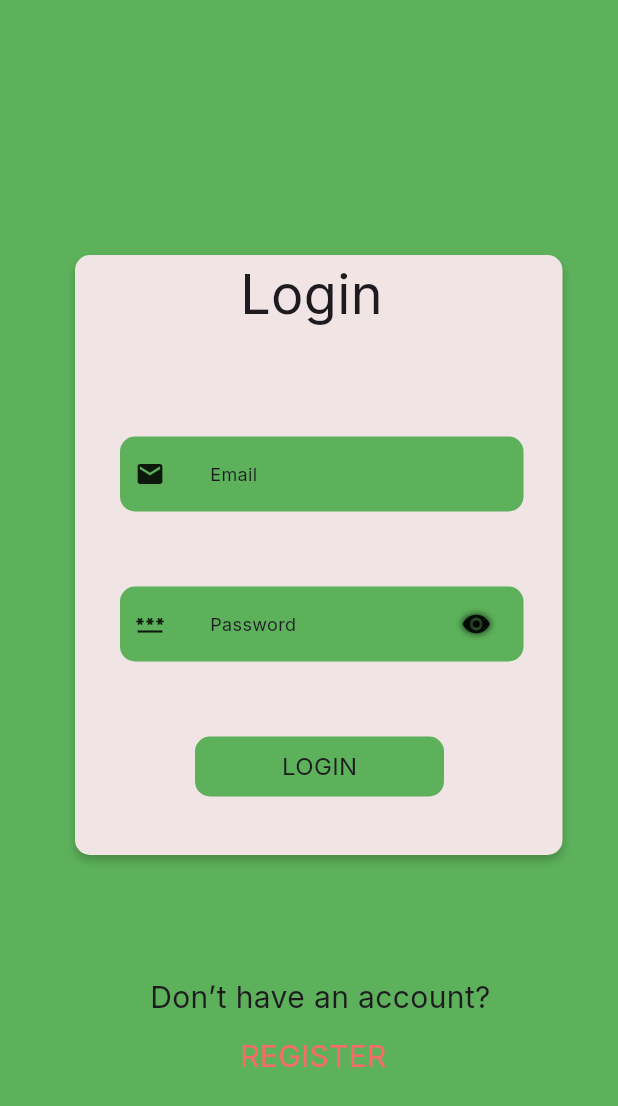
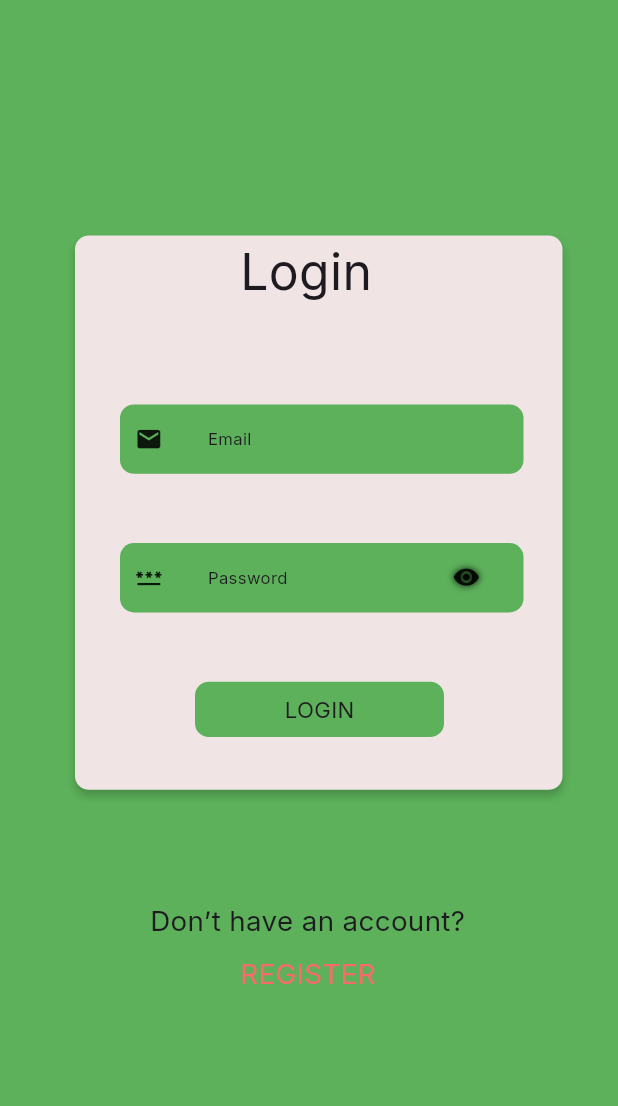
Before and after one commit to noorafathima419/pet_clinic, a Flutter app: the AdminLogin screen opened directly, on a phone screen of 412 x 824 dp. Shown: the top 1106 px of the screen. Run offline on Flutter 3.47's test engine with Material 3 defaults, Android fonts, the phone set to English and light mode, and no system bars; our stand-ins replace flutter_screenutil, google_fonts, intl_phone_field.

Commit message:
10/04/2025

```diff
--- a/lib/Admin/Admin_login.dart
+++ b/lib/Admin/Admin_login.dart
@@ -1,5 +1,6 @@
 import 'package:flutter/cupertino.dart';
 import 'package:flutter/material.dart';
+import 'package:flutter_screenutil/flutter_screenutil.dart';
 import 'package:google_fonts/google_fonts.dart';
 
 class AdminLogin extends StatefulWidget {
@@ -12,60 +13,59 @@ class AdminLogin extends StatefulWidget {
 class _AdminLoginState extends State<AdminLogin> {
   @override
   Widget build(BuildContext context) {
-    return  Scaffold(
-        backgroundColor: Color(0xff5CB15A),
+    return  Scaffold( backgroundColor: Color(0xff5CB15A),
         body: Container(
           child: Column(children: [
             Row(
               children: [
                 Padding(
-                  padding: EdgeInsets.only(top: 170, left: 50),
+                  padding: EdgeInsets.only(top: 170.h, left: 50.w),
                   child: Container(
                       child: Column(
                         children: [
                           Row(
                             children: [
                               Padding(
-                                  padding: EdgeInsets.only(left: 110),
+                                  padding: EdgeInsets.only(left: 110.w),
                                   child: Text(
                                     "Login",
-                                    style: GoogleFonts.inter(fontSize: 36),
+                                    style: GoogleFonts.inter(fontSize: 36.sp),
                                   ))
                             ],
                           ),
                           Row(
                             children: [
                               Padding(
-                                padding: EdgeInsets.only(left: 30, top: 70),
+                                padding: EdgeInsets.only(left: 30.w, top: 70.h),
                                 child: Container(
                                   child: Row(
                                     children: [
                                       Padding(
-                                        padding: EdgeInsets.only(left: 10),
+                                        padding: EdgeInsets.only(left: 10.w),
                                         child: Icon(
                                           Icons.email,
-                                          size: 20,
+                                          size: 20.sp,
                                         ),
                                       ),
                                       Padding(
-                                        padding: EdgeInsets.only(left: 30),
+                                        padding: EdgeInsets.only(left: 30.w),
                                         child: Row(
                                           children: [
                                             Text(
                                               "Email",
                                               style: GoogleFonts.inter(
-                                                  fontSize: 12),
+                                                  fontSize: 12.sp),
                                             ),
                                           ],
                                         ),
                                       )
                                     ],
                                   ),
-                                  width: 269,
-                                  height: 50,
+                                  width: 269.w,
+                                  height: 50.h,
                                   decoration: BoxDecoration(
                                       color: Color(0xff5CB15A),
-                                      borderRadius: BorderRadius.circular(10)),
+                                      borderRadius: BorderRadius.circular(10.r)),
                                 ),
                               )
                             ],
@@ -73,36 +73,36 @@ class _AdminLoginState extends State<AdminLogin> {
                           Row(
                             children: [
                               Padding(
-                                padding: EdgeInsets.only(left: 30, top: 50),
+                                padding: EdgeInsets.only(left: 30.w, top: 50.h),
                                 child: Container(
                                   child: Row(
                                     children: [
                                       Padding(
-                                        padding: EdgeInsets.only(left: 10),
+                                        padding: EdgeInsets.only(left: 10.w),
                                         child: Icon(
                                           Icons.password,
-                                          size: 20,
+                                          size: 20.sp,
                                         ),
                                       ),
                                       Padding(
-                                        padding: EdgeInsets.only(left: 30),
+                                        padding: EdgeInsets.only(left: 30.w),
                                         child: Row(
                                           children: [
                                             Text(
                                               "Password",
                                               style: GoogleFonts.inter(
-                                                  fontSize: 12),
+                                                  fontSize: 12.sp),
                                             ),
                                             Row(
                                               children: [
                                                 Padding(
                                                   padding: EdgeInsets.only(
-                                                      left: 110),
+                                                      left: 110.w),
                                                   child: Icon(
                                                     Icons.remove_red_eye,
-                                                    size: 20,
+                                                    size: 20.sp,
                                                     shadows: [
-                                                      Shadow(blurRadius: 6)
+                                                      Shadow(blurRadius: 6.r)
                                                     ],
                                                   ),
                                                 ),
@@ -113,11 +113,11 @@ class _AdminLoginState extends State<AdminLogin> {
                                       )
                                     ],
                                   ),
-                                  width: 269,
-                                  height: 50,
+                                  width: 269.w,
+                                  height: 50.h,
                                   decoration: BoxDecoration(
                                       color: Color(0xff5CB15A),
-                                      borderRadius: BorderRadius.circular(10)),
+                                      borderRadius: BorderRadius.circular(10.r)),
                                 ),
                               )
                             ],
@@ -125,28 +125,28 @@ class _AdminLoginState extends State<AdminLogin> {
                           Row(
                             children: [
                               Padding(
-                                padding: EdgeInsets.only(left: 80, top: 50),
+                                padding: EdgeInsets.only(left: 80.w, top: 50.h),
                                 child: Container(
                                   child: Center(
                                       child: Text(
                                         "LOGIN",
-                                        style: GoogleFonts.inter(fontSize: 16),
+                                        style: GoogleFonts.inter(fontSize: 16.sp),
                                       )),
-                                  width: 166,
-                                  height: 40,
+                                  width: 166.w,
+                                  height: 40.h,
                                   decoration: BoxDecoration(
                                       color: Color(0xff5CB15A),
-                                      borderRadius: BorderRadius.circular(10)),
+                                      borderRadius: BorderRadius.circular(10.r)),
                                 ),
                               )
                             ],
                           )
                         ],
                       ),
-                      height: 400,
-                      width: 325,
+                      height: 400.h,
+                      width: 325.w,
                       decoration: BoxDecoration(
-                        borderRadius: BorderRadius.circular(10),
+                        borderRadius: BorderRadius.circular(10.r),
                         color: Color(0xffF0E4E4),
                         boxShadow: [
                           BoxShadow(
@@ -165,10 +165,10 @@ class _AdminLoginState extends State<AdminLogin> {
             Row(
               children: [
                 Padding(
-                  padding: EdgeInsets.only(left: 100, top: 80),
+                  padding: EdgeInsets.only(left: 100.w, top: 80.h),
                   child: Text(
                     "Don’t have an account?",
-                    style: GoogleFonts.inter(fontSize: 20),
+                    style: GoogleFonts.inter(fontSize: 20.sp),
                   ),
                 )
               ],
@@ -176,11 +176,11 @@ class _AdminLoginState extends State<AdminLogin> {
             Row(
               children: [
                 Padding(
-                    padding: EdgeInsets.only(left: 160, top: 10),
+                    padding: EdgeInsets.only(left: 160.w, top: 10.h),
                     child: Text(
                       "REGISTER",
                       style: GoogleFonts.inter(
-                        fontSize: 20,
+                        fontSize: 20.sp,
                         color: Color(0xffFA6A6A),
                       ),
                     ))
```
Also changed, not shown: lib/Admin/Admin_dashboard.dart (+315 -0 lines), lib/Doctor/Doctor_Tapbar.dart (+3 -4 lines), lib/Doctor/Doctor_userDetails.dart (+90 -0 lines).
